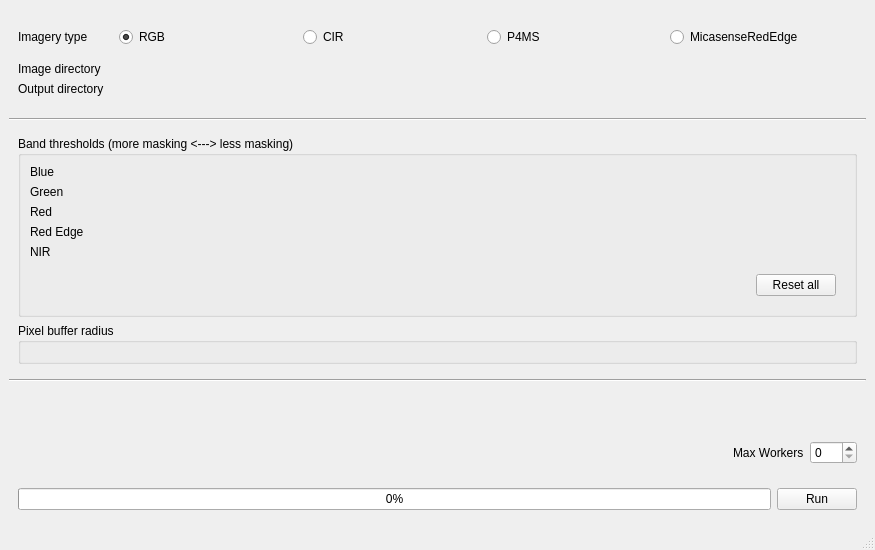
Old version of the form src/gui/resources/gui.ui in the repository HakaiInstitute/GlintMaskGenerator.
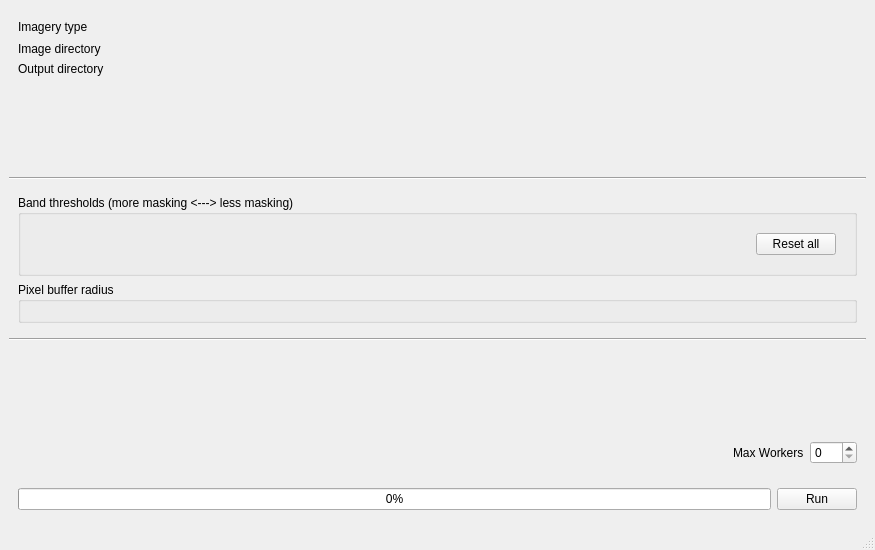
New version of the form. Custom widgets are drawn as their Qt base class.

Commit message: Refactor GUI for simpler sensor updates

Patch:
```diff
--- a/src/gui/resources/gui.ui
+++ b/src/gui/resources/gui.ui
@@ -26,38 +26,7 @@
            <verstretch>0</verstretch>
           </sizepolicy>
          </property>
-         <layout class="QHBoxLayout" name="horizontalLayout_4">
-          <item>
-           <widget class="QRadioButton" name="img_type_rgb_radio">
-            <property name="text">
-             <string>RGB</string>
-            </property>
-            <property name="checked">
-             <bool>true</bool>
-            </property>
-           </widget>
-          </item>
-          <item>
-           <widget class="QRadioButton" name="img_type_cir_radio">
-            <property name="text">
-             <string>CIR</string>
-            </property>
-           </widget>
-          </item>
-          <item>
-           <widget class="QRadioButton" name="img_type_p4ms_radio">
-            <property name="text">
-             <string>P4MS</string>
-            </property>
-           </widget>
-          </item>
-          <item>
-           <widget class="QRadioButton" name="img_type_micasense_radio">
-            <property name="text">
-             <string>MicasenseRedEdge</string>
-            </property>
-           </widget>
-          </item>
+         <layout class="QHBoxLayout" name="box_img_types">
          </layout>
         </widget>
        </item>
@@ -162,7 +131,7 @@
            <string>Band thresholds (more masking &lt;---&gt; less masking)</string>
           </property>
           <layout class="QGridLayout" name="gridLayout_2">
-           <item row="7" column="2">
+           <item row="0" column="2">
             <widget class="QWidget" name="widget_4" native="true">
              <layout class="QHBoxLayout" name="horizontalLayout_5">
               <item>
@@ -188,71 +157,6 @@
              </layout>
             </widget>
            </item>
-           <item row="6" column="0">
-            <widget class="QLabel" name="label_15">
-             <property name="text">
-              <string>NIR</string>
-             </property>
-             <property name="buddy">
-              <cstring>nir_thresh_w</cstring>
-             </property>
-            </widget>
-           </item>
-           <item row="0" column="0">
-            <widget class="QLabel" name="label_13">
-             <property name="text">
-              <string>Blue</string>
-             </property>
-             <property name="buddy">
-              <cstring>blue_thresh_w</cstring>
-             </property>
-            </widget>
-           </item>
-           <item row="1" column="0">
-            <widget class="QLabel" name="label_14">
-             <property name="text">
-              <string>Green</string>
-             </property>
-             <property name="buddy">
-              <cstring>green_thresh_w</cstring>
-             </property>
-            </widget>
-           </item>
-           <item row="6" column="2">
-            <widget class="ThresholdCtrl" name="nir_thresh_w" native="true"/>
-           </item>
-           <item row="2" column="2">
-            <widget class="ThresholdCtrl" name="red_thresh_w" native="true"/>
-           </item>
-           <item row="4" column="2">
-            <widget class="ThresholdCtrl" name="rededge_thresh_w" native="true"/>
-           </item>
-           <item row="0" column="2">
-            <widget class="ThresholdCtrl" name="blue_thresh_w" native="true"/>
-           </item>
-           <item row="4" column="0">
-            <widget class="QLabel" name="label_5">
-             <property name="text">
-              <string>Red Edge</string>
-             </property>
-             <property name="buddy">
-              <cstring>rededge_thresh_w</cstring>
-             </property>
-            </widget>
-           </item>
-           <item row="2" column="0">
-            <widget class="QLabel" name="label_16">
-             <property name="text">
-              <string>Red</string>
-             </property>
-             <property name="buddy">
-              <cstring>red_thresh_w</cstring>
-             </property>
-            </widget>
-           </item>
-           <item row="1" column="2">
-            <widget class="ThresholdCtrl" name="green_thresh_w" native="true"/>
-           </item>
           </layout>
          </widget>
         </item>
```
Left out of the diff: 5 changed lines with no effect on the pictures. The commit also changes 5 other files.
